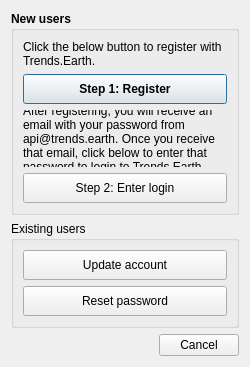
The window that LDMP/gui/DlgSettings.ui (LocateIT/trends.earth) describes before a commit, drawn with Qt 5.
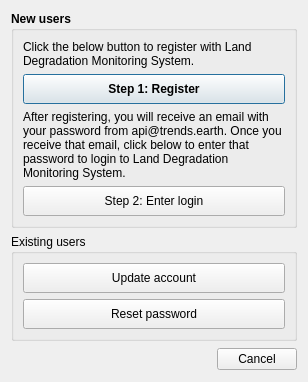
The same window after the commit.

Commit message: rename trends.earth productivity to ldms productivity

```diff
--- a/LDMP/gui/DlgSettings.ui
+++ b/LDMP/gui/DlgSettings.ui
@@ -9,8 +9,8 @@
    <rect>
     <x>0</x>
     <y>0</y>
-    <width>250</width>
-    <height>367</height>
+    <width>308</width>
+    <height>382</height>
    </rect>
   </property>
   <property name="sizePolicy">
@@ -74,7 +74,7 @@
          </font>
         </property>
         <property name="text">
-         <string>Click the below button to register with Trends.Earth.</string>
+         <string>Click the below button to register with Land Degradation Monitoring System.</string>
         </property>
         <property name="wordWrap">
          <bool>true</bool>
@@ -115,7 +115,7 @@
          </font>
         </property>
         <property name="text">
-         <string>After registering, you will receive an email with your password from api@trends.earth. Once you receive that email, click below to enter that password to login to Trends.Earth.</string>
+         <string>After registering, you will receive an email with your password from api@trends.earth. Once you receive that email, click below to enter that password to login to Land Degradation Monitoring System.</string>
         </property>
         <property name="wordWrap">
          <bool>true</bool>
```
The commit also changes 16 other files.
